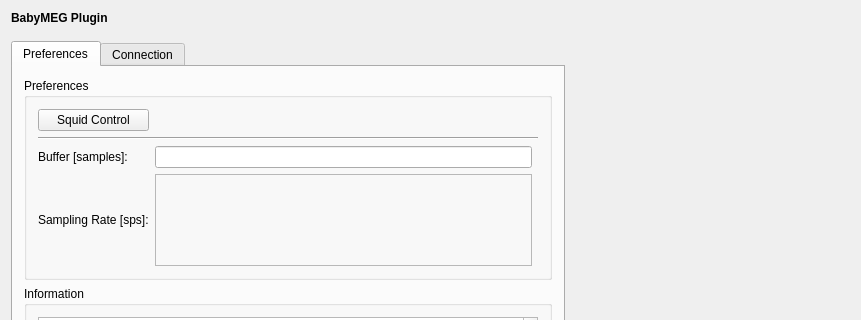
Above: applications/mne_scan/plugins/babymeg/FormFiles/babymegsetup.ui from mne-tools/mne-cpp before the change; both pictures show x 0 to 861 and y 0 to 320 of the 861 by 552 pixel window. Below: the same form after it.
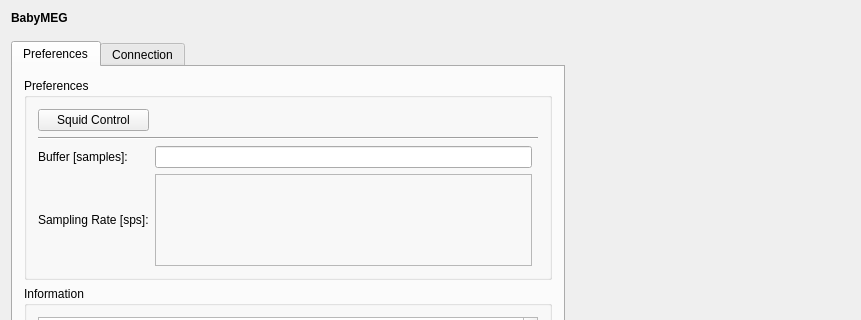
That is the form after the change.

What changed in the file:
```diff
--- a/applications/mne_scan/plugins/babymeg/FormFiles/babymegsetup.ui
+++ b/applications/mne_scan/plugins/babymeg/FormFiles/babymegsetup.ui
@@ -23,7 +23,7 @@
       </font>
      </property>
      <property name="text">
-      <string>BabyMEG Plugin</string>
+      <string>BabyMEG</string>
      </property>
     </widget>
    </item>
```
